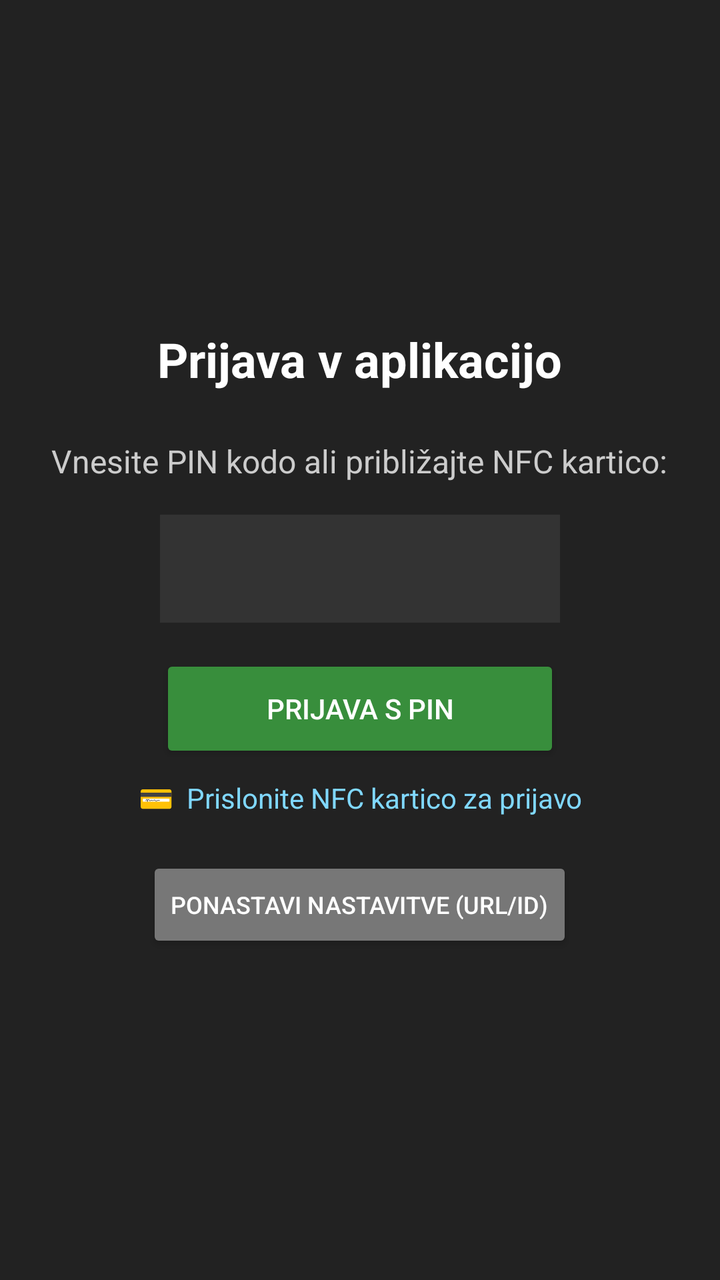
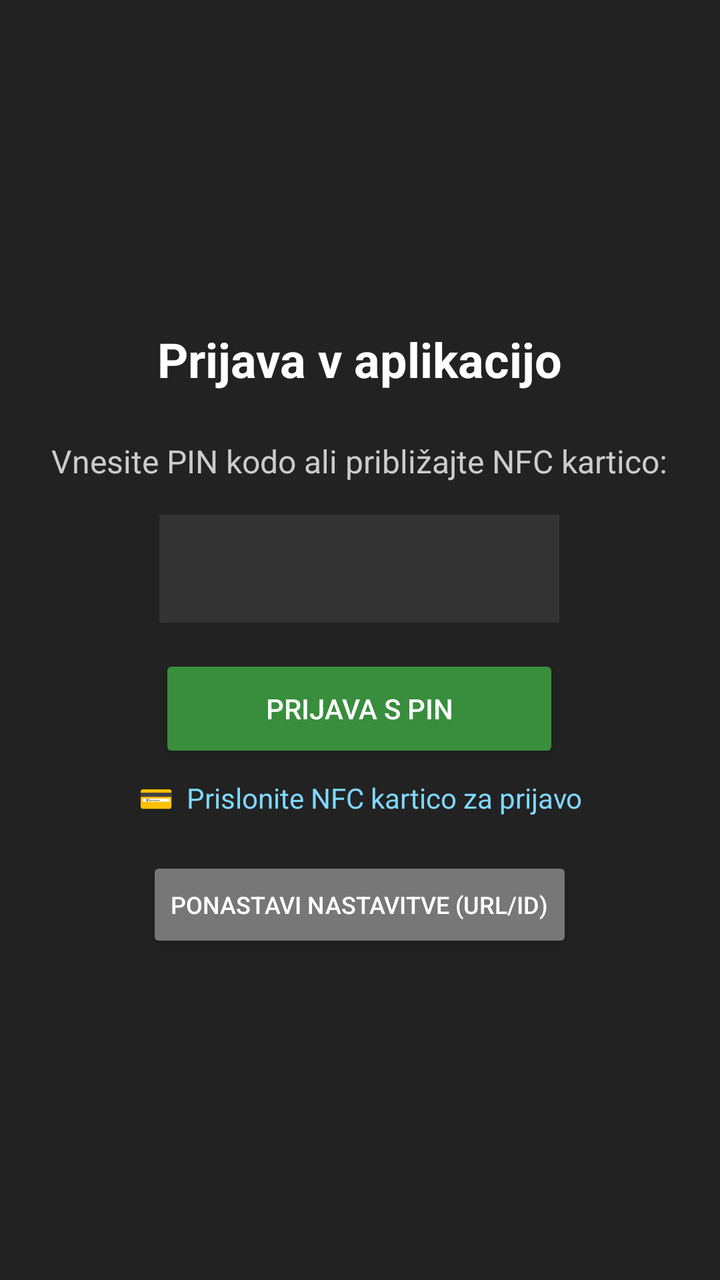

The first picture is an Android layout as it rendered before a commit; the second is the same layout after the commit. The layout source and the unified diff follow.
<!-- AndroidManifest.xml: application theme Theme.RosKasa -->
<!-- res/layout/fragment_login.xml -->
<?xml version="1.0" encoding="utf-8"?>
<LinearLayout xmlns:android="http://schemas.android.com/apk/res/android"
    android:layout_width="match_parent"
    android:layout_height="match_parent"
    android:orientation="vertical"
    android:background="@color/pos_bg_dark"
    android:padding="24dp"
    android:gravity="center">

    <TextView
        android:id="@+id/tvTitle"
        android:layout_width="wrap_content"
        android:layout_height="wrap_content"
        android:text="@string/title_login"
        android:textColor="#FFFFFF"
        android:textSize="24sp"
        android:textStyle="bold"
        android:layout_marginBottom="24dp" />

    
    <LinearLayout
        android:id="@+id/containerFirstRun"
        android:layout_width="match_parent"
        android:layout_height="wrap_content"
        android:orientation="vertical"
        android:visibility="gone">

        <TextView
            android:layout_width="wrap_content"
            android:layout_height="wrap_content"
            android:text="@string/lbl_url"
            android:textColor="#CCCCCC" />

        <EditText
            android:id="@+id/etServerUrl"
            android:layout_width="match_parent"
            android:layout_height="48dp"
            android:background="#333333"
            android:textColor="#FFFFFF"
            android:padding="8dp"
            android:inputType="textUri"
            android:hint="@string/hint_server_url"
            android:textColorHint="#777777"
            android:layout_marginBottom="12dp" />

        <TextView
            android:layout_width="wrap_content"
            android:layout_height="wrap_content"
            android:text="@string/lbl_mobile_id"
            android:textColor="#CCCCCC" />

        <EditText
            android:id="@+id/etMobileId"
            android:layout_width="match_parent"
            android:layout_height="48dp"
            android:background="#333333"
            android:textColor="#FFFFFF"
            android:padding="8dp"
            android:inputType="text"
            android:hint="MOB1"
            android:textColorHint="#777777"
            android:layout_marginBottom="12dp" />

        <TextView
            android:layout_width="wrap_content"
            android:layout_height="wrap_content"
            android:text="@string/lbl_username"
            android:textColor="#CCCCCC" />

        <EditText
            android:id="@+id/etUsername"
            android:layout_width="match_parent"
            android:layout_height="48dp"
            android:background="#333333"
            android:textColor="#FFFFFF"
            android:padding="8dp"
            android:inputType="text"
            android:layout_marginBottom="12dp" />

        <TextView
            android:layout_width="wrap_content"
            android:layout_height="wrap_content"
            android:text="@string/lbl_password"
            android:textColor="#CCCCCC" />

        <EditText
            android:id="@+id/etPassword"
            android:layout_width="match_parent"
            android:layout_height="48dp"
            android:background="#333333"
            android:textColor="#FFFFFF"
            android:padding="8dp"
            android:inputType="textPassword"
            android:layout_marginBottom="16dp" />

        <Button
            android:id="@+id/btnRegister"
            android:layout_width="match_parent"
            android:layout_height="54dp"
            android:text="@string/btn_potrdi"
            android:backgroundTint="@color/pos_accent_blue"
            android:textColor="#FFFFFF" />
    </LinearLayout>

    
    <LinearLayout
        android:id="@+id/containerRegularLogin"
        android:layout_width="match_parent"
        android:layout_height="wrap_content"
        android:orientation="vertical"
        android:gravity="center"
        android:visibility="visible">

        <TextView
            android:layout_width="wrap_content"
            android:layout_height="wrap_content"
            android:text="@string/lbl_pin"
            android:textColor="#CCCCCC"
            android:textSize="16sp"
            android:gravity="center"
            android:layout_marginBottom="16dp" />

        <EditText
            android:id="@+id/etPinCode"
            android:layout_width="200dp"
            android:layout_height="54dp"
            android:background="#333333"
            android:textColor="#FFFFFF"
            android:textSize="24sp"
            android:gravity="center"
            android:inputType="numberPassword"
            android:layout_marginBottom="16dp" />

        <Button
            android:id="@+id/btnLoginPin"
            android:layout_width="200dp"
            android:layout_height="54dp"
            android:text="Prijava s PIN"
            android:backgroundTint="@color/pos_accent_green"
            android:textColor="#FFFFFF"
            android:layout_marginBottom="8dp" />

        <TextView
            android:id="@+id/tvNfcHint"
            android:layout_width="wrap_content"
            android:layout_height="wrap_content"
            android:text="💳  Prislonite NFC kartico za prijavo"
            android:textColor="#80D8FF"
            android:textSize="14sp"
            android:gravity="center"
            android:layout_marginBottom="20dp" />

        <Button
            android:id="@+id/btnResetConfig"
            android:layout_width="wrap_content"
            android:layout_height="wrap_content"
            android:text="Ponastavi nastavitve (URL/ID)"
            android:backgroundTint="#777777"
            android:textColor="#FFFFFF"
            android:textSize="12sp" />
    </LinearLayout>

    <ProgressBar
        android:id="@+id/progressBar"
        android:layout_width="wrap_content"
        android:layout_height="wrap_content"
        android:visibility="gone"
        android:layout_marginTop="16dp" />

</LinearLayout>
<!-- resources referenced by this layout -->
<resources>
  <color name="pos_accent_blue">#1976D2</color>
  <color name="pos_accent_green">#388E3C</color>
  <color name="pos_bg_dark">#222222</color>
  <string name="btn_potrdi">Potrdi</string>
  <string name="hint_server_url">https://web.ros.si/ora/r16f/asmx/kasa.asmx</string>
  <string name="lbl_mobile_id">Mobile ID:</string>
  <string name="lbl_password">Geslo:</string>
  <string name="lbl_pin">Vnesite PIN kodo ali približajte NFC kartico:</string>
  <string name="lbl_url">Strežnik URL:</string>
  <string name="lbl_username">Uporabniško ime:</string>
  <string name="title_login">Prijava v aplikacijo</string>
  <style name="Theme.RosKasa" parent="Theme.MaterialComponents.DayNight.NoActionBar">
          <item name="colorPrimary">@color/pos_accent_blue</item>
          <item name="colorSecondary">@color/pos_accent_green</item>
          <item name="android:windowBackground">@color/pos_bg_dark</item>
          <item name="android:textColor">@color/pos_btn_text</item>
  
          
          <item name="alertDialogTheme">@style/RosAlertDialogTheme</item>
          <item name="android:alertDialogTheme">@style/RosAlertDialogTheme</item>
          <item name="materialAlertDialogTheme">@style/RosAlertDialogTheme</item>
      </style>
  <color name="pos_btn_text">#FFFFFF</color>
  <style name="RosAlertDialogTheme" parent="ThemeOverlay.MaterialComponents.Dialog.Alert">
          
          <item name="android:windowBackground">@color/pos_card_bg</item>
          
          <item name="android:textColorPrimary">#FFFFFF</item>
          <item name="android:textColor">#FFFFFF</item>
          
          <item name="colorAccent">@color/pos_dialog_btn_yellow</item>
          <item name="colorPrimary">@color/pos_dialog_btn_yellow</item>
          <item name="buttonBarPositiveButtonStyle">@style/RosDialogPositiveButton</item>
          <item name="buttonBarNegativeButtonStyle">@style/RosDialogNegativeButton</item>
          <item name="buttonBarNeutralButtonStyle">@style/RosDialogNeutralButton</item>
      </style>
  <color name="pos_card_bg">#333333</color>
  <color name="pos_dialog_btn_yellow">#FFD700</color>
  <style name="RosDialogPositiveButton" parent="Widget.MaterialComponents.Button.TextButton.Dialog">
          <item name="android:textColor">@color/pos_dialog_btn_yellow</item>
          <item name="android:textStyle">bold</item>
          <item name="android:textSize">16sp</item>
      </style>
  <style name="RosDialogNegativeButton" parent="Widget.MaterialComponents.Button.TextButton.Dialog">
          <item name="android:textColor">@color/pos_dialog_btn_cancel</item>
          <item name="android:textStyle">bold</item>
          <item name="android:textSize">16sp</item>
      </style>
  <style name="RosDialogNeutralButton" parent="Widget.MaterialComponents.Button.TextButton.Dialog">
          <item name="android:textColor">@color/pos_dialog_btn_yellow</item>
          <item name="android:textStyle">bold</item>
          <item name="android:textSize">16sp</item>
      </style>
  <color name="pos_dialog_btn_cancel">#E0E0E0</color>
</resources>

<!-- the commit's change to res/layout/fragment_login.xml (unified diff, before → after) -->
@@ -83,15 +83,34 @@
             android:text="@string/lbl_password"
             android:textColor="#CCCCCC" />
 
-        <EditText
-            android:id="@+id/etPassword"
+        <LinearLayout
             android:layout_width="match_parent"
             android:layout_height="48dp"
+            android:orientation="horizontal"
             android:background="#333333"
-            android:textColor="#FFFFFF"
-            android:padding="8dp"
-            android:inputType="textPassword"
-            android:layout_marginBottom="16dp" />
+            android:layout_marginBottom="16dp"
+            android:gravity="center_vertical">
+
+            <EditText
+                android:id="@+id/etPassword"
+                android:layout_width="0dp"
+                android:layout_height="match_parent"
+                android:layout_weight="1"
+                android:background="@null"
+                android:textColor="#FFFFFF"
+                android:paddingStart="8dp"
+                android:paddingEnd="8dp"
+                android:inputType="textPassword" />
+
+            <ImageButton
+                android:id="@+id/btnTogglePassword"
+                android:layout_width="48dp"
+                android:layout_height="match_parent"
+                android:background="#444444"
+                android:src="@android:drawable/ic_menu_view"
+                android:contentDescription="Prikaži geslo"
+                android:tint="#CCCCCC" />
+        </LinearLayout>
 
         <Button
             android:id="@+id/btnRegister"
@@ -111,34 +130,43 @@
         android:gravity="center"
         android:visibility="visible">
 
-        <TextView
+        <LinearLayout
+            android:id="@+id/layoutPinLogin"
             android:layout_width="wrap_content"
             android:layout_height="wrap_content"
-            android:text="@string/lbl_pin"
-            android:textColor="#CCCCCC"
-            android:textSize="16sp"
-            android:gravity="center"
-            android:layout_marginBottom="16dp" />
+            android:orientation="vertical"
+            android:gravity="center">
 
-        <EditText
-            android:id="@+id/etPinCode"
-            android:layout_width="200dp"
-            android:layout_height="54dp"
-            android:background="#333333"
-            android:textColor="#FFFFFF"
-            android:textSize="24sp"
-            android:gravity="center"
-            android:inputType="numberPassword"
-            android:layout_marginBottom="16dp" />
+            <TextView
+                android:id="@+id/tvPinLabel"
+                android:layout_width="wrap_content"
+                android:layout_height="wrap_content"
+                android:text="@string/lbl_pin"
+                android:textColor="#CCCCCC"
+                android:textSize="16sp"
+                android:gravity="center"
+                android:layout_marginBottom="16dp" />
 
-        <Button
-            android:id="@+id/btnLoginPin"
-            android:layout_width="200dp"
-            android:layout_height="54dp"
-            android:text="Prijava s PIN"
-            android:backgroundTint="@color/pos_accent_green"
-            android:textColor="#FFFFFF"
-            android:layout_marginBottom="8dp" />
+            <EditText
+                android:id="@+id/etPinCode"
+                android:layout_width="200dp"
+                android:layout_height="54dp"
+                android:background="#333333"
+                android:textColor="#FFFFFF"
+                android:textSize="24sp"
+                android:gravity="center"
+                android:inputType="numberPassword"
+                android:layout_marginBottom="16dp" />
+
+            <Button
+                android:id="@+id/btnLoginPin"
+                android:layout_width="200dp"
+                android:layout_height="54dp"
+                android:text="Prijava s PIN"
+                android:backgroundTint="@color/pos_accent_green"
+                android:textColor="#FFFFFF"
+                android:layout_marginBottom="8dp" />
+        </LinearLayout>
 
         <TextView
             android:id="@+id/tvNfcHint"
